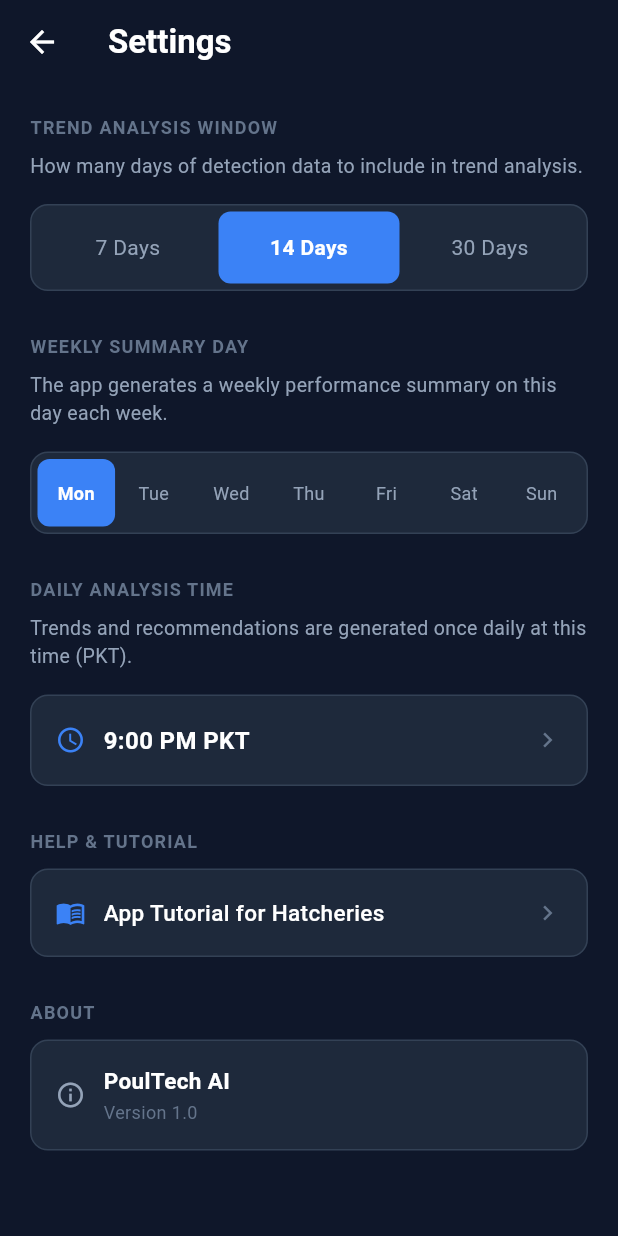
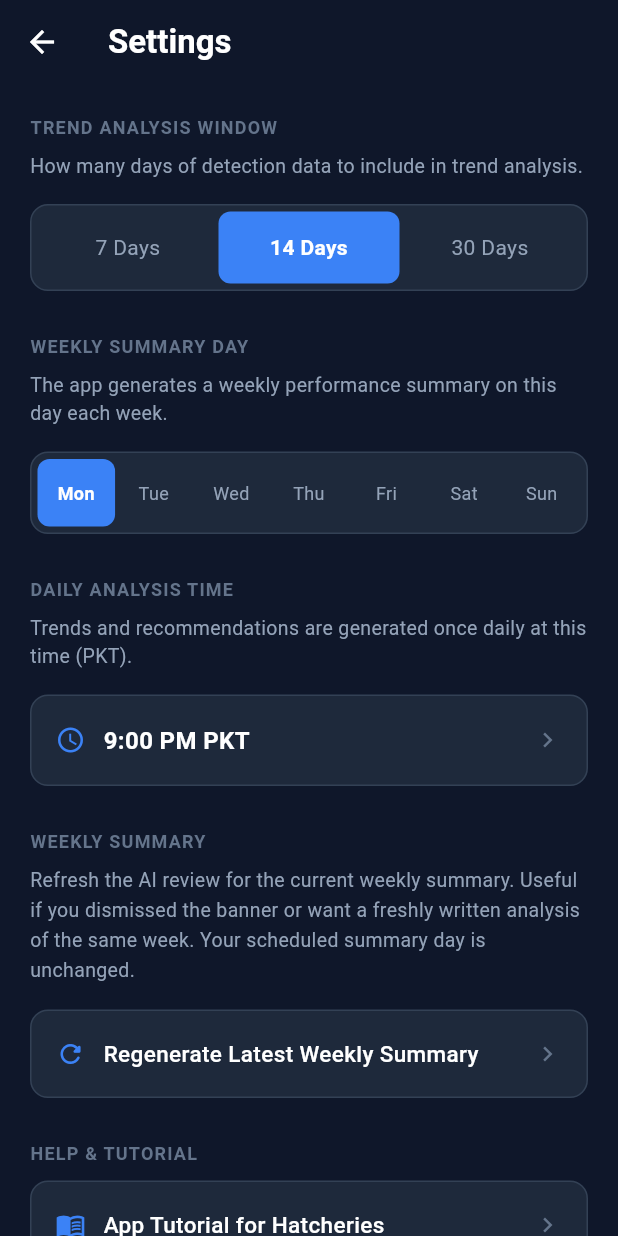
Before and after one commit to hasanqadir012/poultech-flutter, a Flutter app: the SettingsScreen screen opened directly, on a phone screen of 412 x 824 dp. Run offline on Flutter 3.47's test engine with Material 3 defaults, Android fonts, the phone set to English and light mode, and no system bars; our stand-ins replace firebase_auth, firebase_core, fl_chart, flutter_dotenv, flutter_markdown, image_picker and 3 more; accounts and stored records are empty; generated files the repository leaves out were written again; network calls fail.

Commit message:
feat: Implement force-regenerate functionality for weekly summary in settings screen

```diff
--- a/lib/screens/settings_screen.dart
+++ b/lib/screens/settings_screen.dart
@@ -1,6 +1,7 @@
 import 'package:flutter/material.dart';
 import 'package:shared_preferences/shared_preferences.dart';
 
+import '../services/summary_service.dart';
 import '../services/user_settings_service.dart';
 import 'tutorial_screen.dart';
 
@@ -16,6 +17,7 @@ class _SettingsScreenState extends State<SettingsScreen> {
   int _summaryDayOfWeek = 1; // 1 = Monday … 7 = Sunday (DateTime.weekday)
   int _analysisHour = 21;
   int _analysisMinute = 0;
+  bool _isRegeneratingSummary = false;
 
   static const List<String> _dayLabels = [
     'Mon', 'Tue', 'Wed', 'Thu', 'Fri', 'Sat', 'Sun',
@@ -97,6 +99,76 @@ class _SettingsScreenState extends State<SettingsScreen> {
     final m = _analysisMinute.toString().padLeft(2, '0');
     final period = _analysisHour < 12 ? 'AM' : 'PM';
     return '$h:$m $period PKT';
+  }
+
+  /// Force-regenerate the latest weekly summary. Same backend endpoint used by
+  /// the refresh icon inside the summary bottom sheet — keeps the existing
+  /// weekStart/weekEnd, just refreshes the AI content. The new doc has
+  /// isRead=false so the banner reappears on the dashboard.
+  Future<void> _regenerateSummary() async {
+    final confirmed = await showDialog<bool>(
+      context: context,
+      builder: (dCtx) => AlertDialog(
+        backgroundColor: const Color(0xFF1E293B),
+        shape: RoundedRectangleBorder(borderRadius: BorderRadius.circular(16)),
+        title: const Text(
+          'Regenerate Weekly Summary?',
+          style: TextStyle(color: Colors.white, fontWeight: FontWeight.bold),
+        ),
+        content: const Text(
+          'This will replace your most recent weekly summary with a fresh AI-written one '
+          'covering the same week. The week boundaries stay the same and your next '
+          'scheduled summary day is not affected.',
+          style: TextStyle(color: Color(0xFF94A3B8), height: 1.5),
+        ),
+        actions: [
+          TextButton(
+            onPressed: () => Navigator.pop(dCtx, false),
+            child: const Text('Cancel', style: TextStyle(color: Color(0xFF64748B))),
+          ),
+          TextButton(
+            onPressed: () => Navigator.pop(dCtx, true),
+            child: const Text(
+              'Regenerate',
+              style: TextStyle(color: Color(0xFF3B82F6), fontWeight: FontWeight.w600),
+            ),
+          ),
+        ],
+      ),
+    );
+    if (confirmed != true || !mounted) return;
+
+    setState(() => _isRegeneratingSummary = true);
+    final newSummary = await SummaryService().forceRegenerate();
+    if (!mounted) return;
+    setState(() => _isRegeneratingSummary = false);
+
+    final messenger = ScaffoldMessenger.of(context);
+    if (newSummary != null) {
+      messenger.showSnackBar(
+        SnackBar(
+          content: Text(
+            'Summary regenerated for ${newSummary.formattedWeekRange}. '
+            'Go to home screen to view it.',
+          ),
+          backgroundColor: const Color(0xFF22C55E),
+          behavior: SnackBarBehavior.floating,
+          shape: RoundedRectangleBorder(borderRadius: BorderRadius.circular(10)),
+        ),
+      );
+    } else {
+      messenger.showSnackBar(
+        SnackBar(
+          content: const Text(
+            'Could not regenerate. Either no prior summary exists yet, or the '
+            'backend is unreachable. Check your connection and try again.',
+          ),
+          backgroundColor: const Color(0xFFEF4444),
+          behavior: SnackBarBehavior.floating,
+          shape: RoundedRectangleBorder(borderRadius: BorderRadius.circular(10)),
+        ),
+      );
+    }
   }
 
   @override
@@ -284,6 +356,71 @@ class _SettingsScreenState extends State<SettingsScreen> {
 
             const SizedBox(height: 28),
 
+            // ── Weekly Summary controls ────────────────────────────────────
+            const Text(
+              'WEEKLY SUMMARY',
+              style: TextStyle(
+                color: Color(0xFF64748B),
+                fontSize: 12,
+                fontWeight: FontWeight.w600,
+                letterSpacing: 0.8,
+              ),
+            ),
+            const SizedBox(height: 8),
+            const Text(
+              'Refresh the AI review for the current weekly summary. '
+              'Useful if you dismissed the banner or want a freshly written analysis '
+              'of the same week. Your scheduled summary day is unchanged.',
+              style: TextStyle(color: Color(0xFF94A3B8), fontSize: 13, height: 1.5),
+            ),
+            const SizedBox(height: 16),
+            GestureDetector(
+              onTap: _isRegeneratingSummary ? null : _regenerateSummary,
+              child: Container(
+                padding: const EdgeInsets.symmetric(horizontal: 16, vertical: 18),
+                decoration: BoxDecoration(
+                  color: const Color(0xFF1E293B),
+                  borderRadius: BorderRadius.circular(12),
+                  border: Border.all(color: const Color(0xFF334155)),
+                ),
+                child: Row(
+                  children: [
+                    _isRegeneratingSummary
+                        ? const SizedBox(
+                            width: 20,
+                            height: 20,
+                            child: CircularProgressIndicator(
+                              strokeWidth: 2.5,
+                              color: Color(0xFF3B82F6),
+                            ),
+                          )
+                        : const Icon(
+                            Icons.refresh_rounded,
+                            color: Color(0xFF3B82F6),
+                            size: 20,
+                          ),
+                    const SizedBox(width: 12),
+                    Expanded(
+                      child: Text(
+                        _isRegeneratingSummary
+                            ? 'Regenerating…'
+                            : 'Regenerate Latest Weekly Summary',
+                        style: const TextStyle(
+                          color: Colors.white,
+                          fontSize: 15,
+                          fontWeight: FontWeight.w500,
+                        ),
+                      ),
+                    ),
+                    if (!_isRegeneratingSummary)
+                      const Icon(Icons.chevron_right, color: Color(0xFF64748B), size: 20),
+                  ],
+                ),
+              ),
+            ),
+
+            const SizedBox(height: 28),
+
             // ── Help & Tutorial ────────────────────────────────────────────
             const Text(
               'HELP & TUTORIAL',
```
Also changed, not shown: lib/screens/home_dashboard.dart (+10 -4 lines).
